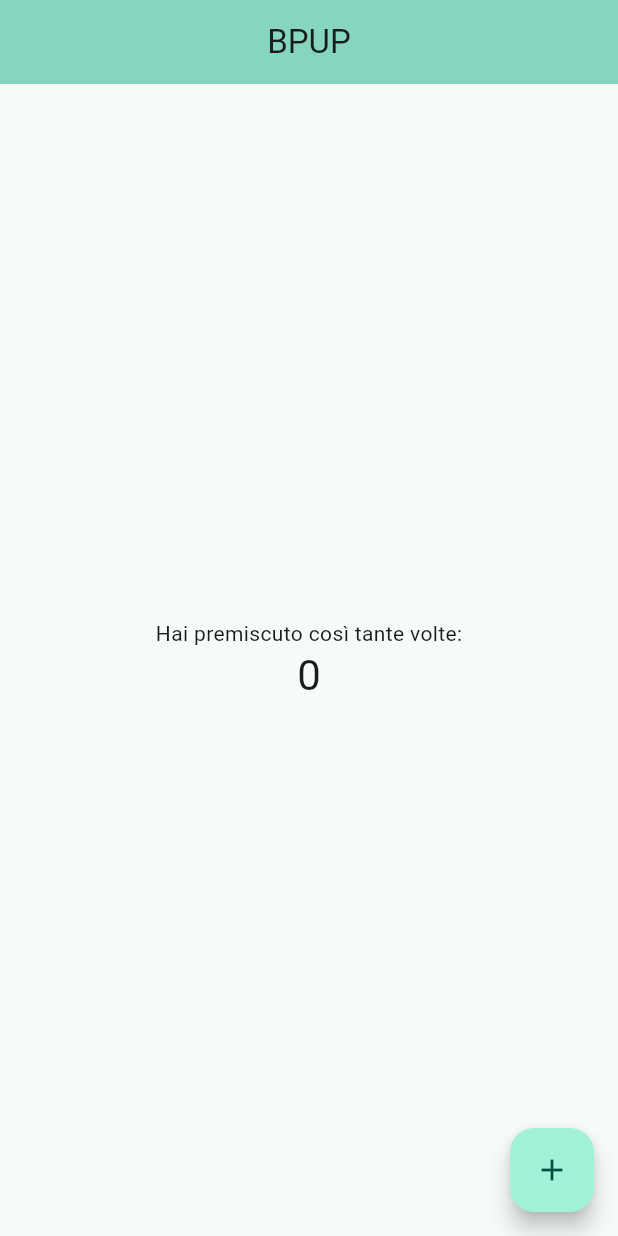
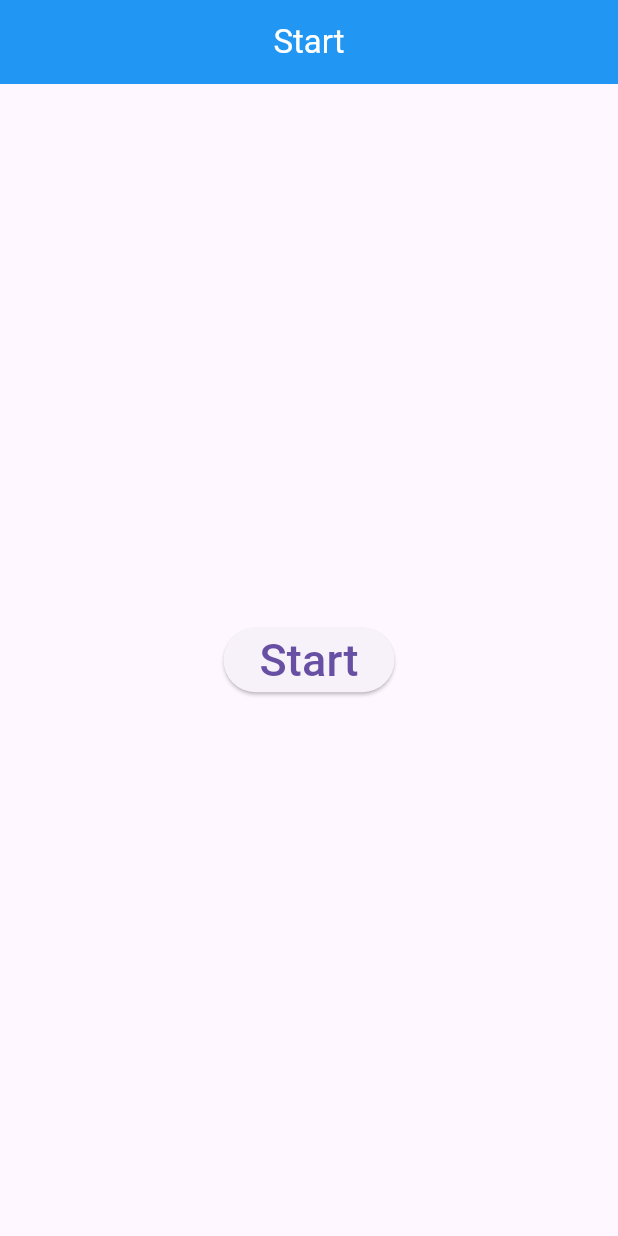
Before and after one commit to BPUP-Suite/Messanger, a Flutter app: the screen it shows after launch, on a phone screen of 412 x 824 dp. Run offline on Flutter 3.47's test engine with Material 3 defaults, Android fonts, the phone set to English and light mode, and no system bars.

Commit message:
il main manda a start che manda a login col numero di telefono

```diff
--- a/lib/faces/start/start.dart
+++ b/lib/faces/start/start.dart
@@ -0,0 +1,91 @@
+import 'package:flutter/material.dart';
+import 'package:messanger_bpup/faces/start/phone.dart';
+import 'package:messanger_bpup/main.dart';
+
+class Start extends StatelessWidget {
+  const Start({super.key});
+
+  @override
+  Widget build(BuildContext context) {
+    return Scaffold(
+      appBar: AppBar(
+          title: Text(
+              "Start",
+            style: TextStyle(
+              color: Colors.white
+            ),
+          ),
+        centerTitle: true,
+        backgroundColor: Colors.blue,
+      ),
+      body: Center(
+        child: ElevatedButton(
+          child: Text(
+              "Start",
+            style: TextStyle(
+              fontSize: 30
+            ),
+          ),
+          onPressed: () {
+            Navigator.push(
+              context,
+              MaterialPageRoute(
+                builder: (context) => Phone(),
+              ),
+            );
+          },
+        ),
+      ),
+    );
+  }
+}
+
+// void main() {
+//   runApp(MyApp());
+// }
+
+// class Start extends StatelessWidget {
+//   const Start({super.key});
+//
+//   @override
+//   Widget build(BuildContext context) {
+//     return MaterialApp(
+//       debugShowCheckedModeBanner: false,
+//       home: Scaffold(
+//         backgroundColor: Colors.blue,
+//         body: Center(
+//           child: Builder(
+//             builder: (BuildContext context) {
+//               // Usa un nuovo contesto locale
+//               return ElevatedButton(
+//                 onPressed: () {
+//                   Navigator.push(
+//                     context,
+//                     MaterialPageRoute(
+//                         builder: (context) =>
+//                             const login()), // Usa il nuovo contesto
+//                   );
+//                 },
+//                 // child: Container(
+//                 //   height: 100,
+//                 //   width: 300,
+//                 //   decoration: BoxDecoration(
+//                 //     color: Colors.amberAccent,
+//                 //     borderRadius: BorderRadius.circular(20),
+//                 //   ),
+//                 //   padding: const EdgeInsets.all(30),
+//                 child: const Text(
+//                   "Start",
+//                   style: TextStyle(
+//                     fontSize: 28,
+//                   ),
+//                 ),
+//                 // ),
+//               );
+//             },
+//           ),
+//         ),
+//       ),
+//     );
+//   }
+// }
--- a/lib/main.dart
+++ b/lib/main.dart
@@ -1,112 +1,133 @@
+// import 'package:flutter/material.dart';
+//
+// void main() {
+//   runApp(const MyApp());
+// }
+//
+// class MyApp extends StatelessWidget {
+//   const MyApp({super.key});
+//
+//   // This widget is the root of your application.
+//   @override
+//   Widget build(BuildContext context) {
+//     return MaterialApp(
+//       title: 'Flutter Demo',
+//       theme: ThemeData(
+//         colorScheme: ColorScheme.fromSeed(seedColor: Colors.tealAccent),
+//         useMaterial3: true,
+//       ),
+//       debugShowCheckedModeBanner: false,
+//       home: const MyHomePage(title: 'BPUP'),
+//     );
+//   }
+// }
+//
+// class MyHomePage extends StatefulWidget {
+//   const MyHomePage({super.key, required this.title});
+//
+//   // This widget is the home page of your application. It is stateful, meaning
+//   // that it has a State object (defined below) that contains fields that affect
+//   // how it looks.
+//
+//   // This class is the configuration for the state. It holds the values (in this
+//   // case the title) provided by the parent (in this case the App widget) and
+//   // used by the build method of the State. Fields in a Widget subclass are
+//   // always marked "final".
+//
+//   final String title;
+//
+//   @override
+//   State<MyHomePage> createState() => _MyHomePageState();
+// }
+//
+// class _MyHomePageState extends State<MyHomePage> {
+//   int _counter = 0;
+//
+//   void _incrementCounter() {
+//     setState(() {
+//       // This call to setState tells the Flutter framework that something has
+//       // changed in this State, which causes it to rerun the build method below
+//       // so that the display can reflect the updated values. If we changed
+//       // _counter without calling setState(), then the build method would not be
+//       // called again, and so nothing would appear to happen.
+//       _counter++;
+//     });
+//   }
+//
+//   @override
+//   Widget build(BuildContext context) {
+//     // This method is rerun every time setState is called, for instance as done
+//     // by the _incrementCounter method above.
+//     //
+//     // The Flutter framework has been optimized to make rerunning build methods
+//     // fast, so that you can just rebuild anything that needs updating rather
+//     // than having to individually change instances of widgets.
+//     return Scaffold(
+//       appBar: AppBar(
+//         // TRY THIS: Try changing the color here to a specific color (to
+//         // Colors.amber, perhaps?) and trigger a hot reload to see the AppBar
+//         // change color while the other colors stay the same.
+//         backgroundColor: Theme.of(context).colorScheme.inversePrimary,
+//         // Here we take the value from the MyHomePage object that was created by
+//         // the App.build method, and use it to set our appbar title.
+//         title: Text(widget.title),
+//           centerTitle: true,
+//       ),
+//       body: Center(
+//         // Center is a layout widget. It takes a single child and positions it
+//         // in the middle of the parent.
+//         child: Column(
+//           // Column is also a layout widget. It takes a list of children and
+//           // arranges them vertically. By default, it sizes itself to fit its
+//           // children horizontally, and tries to be as tall as its parent.
+//           //
+//           // Column has various properties to control how it sizes itself and
+//           // how it positions its children. Here we use mainAxisAlignment to
+//           // center the children vertically; the main axis here is the vertical
+//           // axis because Columns are vertical (the cross axis would be
+//           // horizontal).
+//           //
+//           // TRY THIS: Invoke "debug painting" (choose the "Toggle Debug Paint"
+//           // action in the IDE, or press "p" in the console), to see the
+//           // wireframe for each widget.
+//           mainAxisAlignment: MainAxisAlignment.center,
+//           children: <Widget>[
+//             const Text(
+//               'Hai premiscuto così tante volte:',
+//             ),
+//             Text(
+//               '$_counter',
+//               style: Theme.of(context).textTheme.headlineMedium,
+//             ),
+//           ],
+//         ),
+//       ),
+//       floatingActionButton: FloatingActionButton(
+//         onPressed: _incrementCounter,
+//         tooltip: 'Increment',
+//         child: const Icon(Icons.add),
+//       ), // This trailing comma makes auto-formatting nicer for build methods.
+//     );
+//   }
+// }
+
 import 'package:flutter/material.dart';
+import 'package:messanger_bpup/faces/start/start.dart';
 
 void main() {
-  runApp(const MyApp());
+  runApp(MyApp());
 }
 
 class MyApp extends StatelessWidget {
   const MyApp({super.key});
 
-  // This widget is the root of your application.
   @override
   Widget build(BuildContext context) {
     return MaterialApp(
-      title: 'Flutter Demo',
-      theme: ThemeData(
-        colorScheme: ColorScheme.fromSeed(seedColor: Colors.tealAccent),
-        useMaterial3: true,
-      ),
       debugShowCheckedModeBanner: false,
-      home: const MyHomePage(title: 'BPUP'),
+      home: Start(),
     );
   }
 }
 
-class MyHomePage extends StatefulWidget {
-  const MyHomePage({super.key, required this.title});
-
-  // This widget is the home page of your application. It is stateful, meaning
-  // that it has a State object (defined below) that contains fields that affect
-  // how it looks.
-
-  // This class is the configuration for the state. It holds the values (in this
-  // case the title) provided by the parent (in this case the App widget) and
-  // used by the build method of the State. Fields in a Widget subclass are
-  // always marked "final".
-
-  final String title;
-
-  @override
-  State<MyHomePage> createState() => _MyHomePageState();
-}
-
-class _MyHomePageState extends State<MyHomePage> {
-  int _counter = 0;
-
-  void _incrementCounter() {
-    setState(() {
-      // This call to setState tells the Flutter framework that something has
-      // changed in this State, which causes it to rerun the build method below
-      // so that the display can reflect the updated values. If we changed
-      // _counter without calling setState(), then the build method would not be
-      // called again, and so nothing would appear to happen.
-      _counter++;
-    });
-  }
-
-  @override
-  Widget build(BuildContext context) {
-    // This method is rerun every time setState is called, for instance as done
-    // by the _incrementCounter method above.
-    //
-    // The Flutter framework has been optimized to make rerunning build methods
-    // fast, so that you can just rebuild anything that needs updating rather
-    // than having to individually change instances of widgets.
-    return Scaffold(
-      appBar: AppBar(
-        // TRY THIS: Try changing the color here to a specific color (to
-        // Colors.amber, perhaps?) and trigger a hot reload to see the AppBar
-        // change color while the other colors stay the same.
-        backgroundColor: Theme.of(context).colorScheme.inversePrimary,
-        // Here we take the value from the MyHomePage object that was created by
-        // the App.build method, and use it to set our appbar title.
-        title: Text(widget.title),
-          centerTitle: true,
-      ),
-      body: Center(
-        // Center is a layout widget. It takes a single child and positions it
-        // in the middle of the parent.
-        child: Column(
-          // Column is also a layout widget. It takes a list of children and
-          // arranges them vertically. By default, it sizes itself to fit its
-          // children horizontally, and tries to be as tall as its parent.
-          //
-          // Column has various properties to control how it sizes itself and
-          // how it positions its children. Here we use mainAxisAlignment to
-          // center the children vertically; the main axis here is the vertical
-          // axis because Columns are vertical (the cross axis would be
-          // horizontal).
-          //
-          // TRY THIS: Invoke "debug painting" (choose the "Toggle Debug Paint"
-          // action in the IDE, or press "p" in the console), to see the
-          // wireframe for each widget.
-          mainAxisAlignment: MainAxisAlignment.center,
-          children: <Widget>[
-            const Text(
-              'Hai premiscuto così tante volte:',
-            ),
-            Text(
-              '$_counter',
-              style: Theme.of(context).textTheme.headlineMedium,
-            ),
-          ],
-        ),
-      ),
-      floatingActionButton: FloatingActionButton(
-        onPressed: _incrementCounter,
-        tooltip: 'Increment',
-        child: const Icon(Icons.add),
-      ), // This trailing comma makes auto-formatting nicer for build methods.
-    );
-  }
-}
+//se API KEY già esiste = utente logga in automatico
```
Also changed, not shown: lib/faces/start/phone.dart (added, +112 -0 lines), lib/faces/start/login.dart (deleted).
